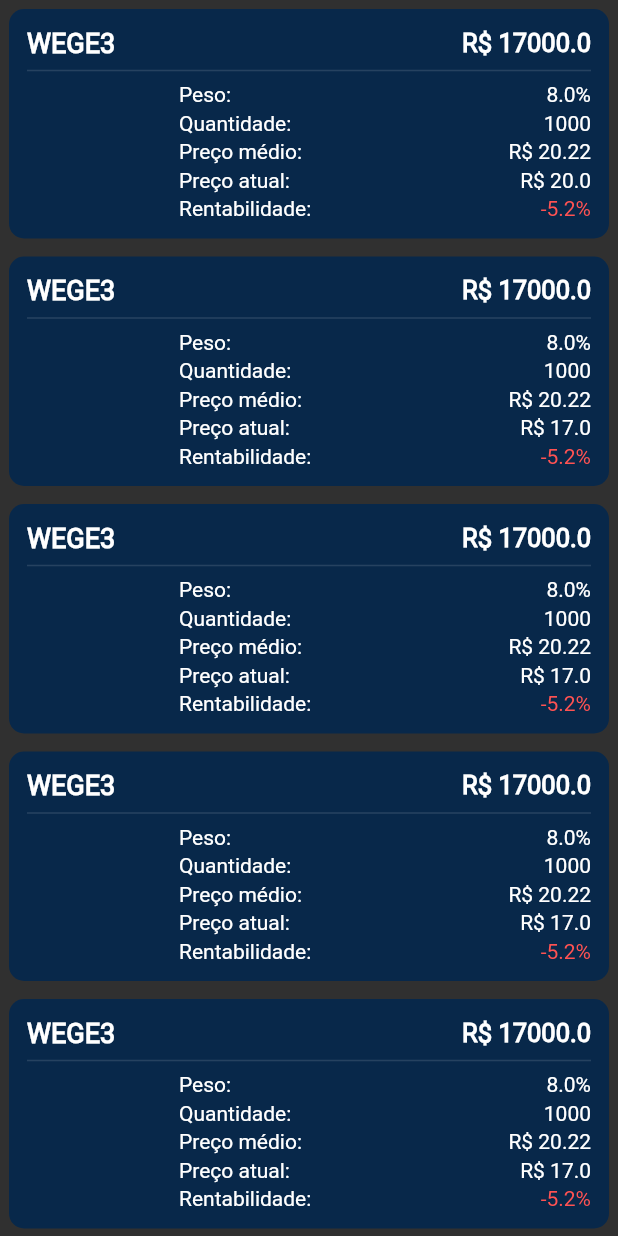
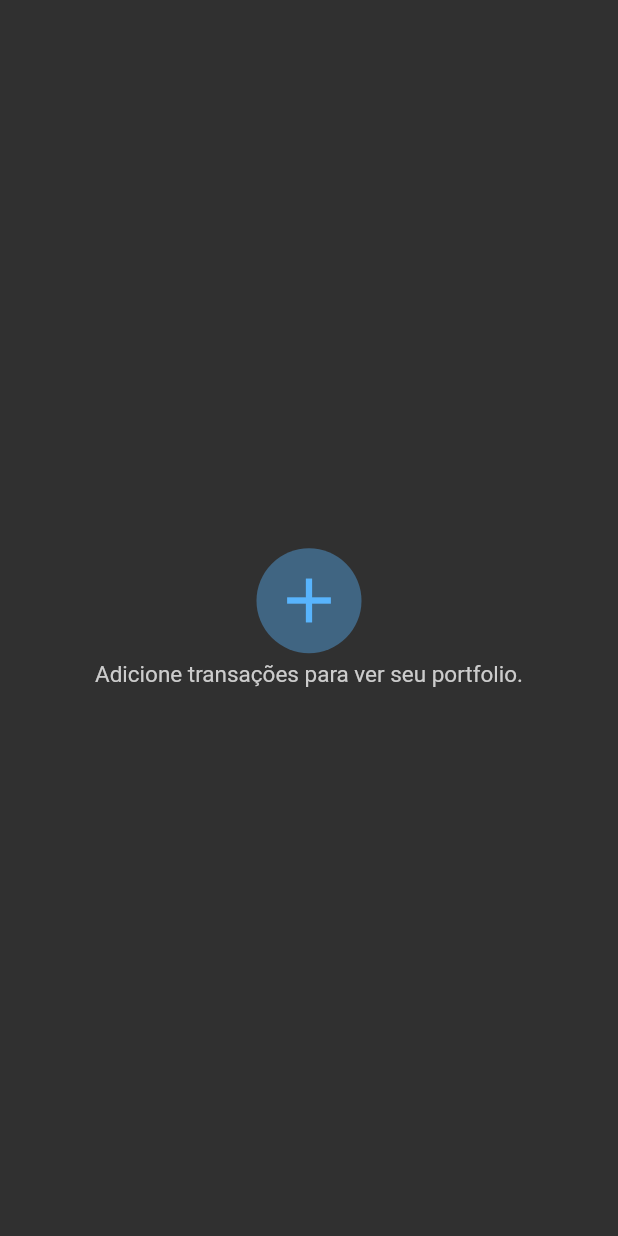
Before and after one commit to pulszao/investing, a Flutter app: the PortfolioScreen screen opened directly, on a phone screen of 412 x 824 dp. Run offline on Flutter 3.47's test engine with Material 2 defaults, Android fonts, the phone set to English and light mode, and no system bars; our stand-ins replace dropdown_search, flutter_secure_storage, material_design_icons_flutter, syncfusion_flutter_charts; accounts and stored records are empty.

Commit message:
Getting stock information from the portfolio dynamically

```diff
--- a/lib/src/portfolio/view/portfolio_screen.dart
+++ b/lib/src/portfolio/view/portfolio_screen.dart
@@ -1,107 +1,43 @@
 import 'package:flutter/material.dart';
+import 'package:investing/src/constants.dart';
+import 'package:investing/src/portfolio/controller/portfolio_controller.dart';
 import 'package:investing/src/shared/view/cards/stock_card.dart';
 
-class PortfolioScreen extends StatelessWidget {
+class PortfolioScreen extends StatefulWidget {
   const PortfolioScreen({Key? key}) : super(key: key);
 
   @override
+  State<PortfolioScreen> createState() => _PortfolioScreenState();
+}
+
+class _PortfolioScreenState extends State<PortfolioScreen> {
+  List<StockCard> stocksWidgets = [];
+
+  @override
+  void initState() {
+    buildStocks();
+    super.initState();
+  }
+
+  @override
   Widget build(BuildContext context) {
-    List<StockCard> stocksWidgets = [
-      StockCard(
-        stock: 'WEGE3',
-        stockDescription: 'WEG S.A',
-        nowPrice: 20,
-        avgPrice: 20.22,
-        quantity: 1000,
-        total: 17000,
-        profit: -5.2,
-        weight: 8,
-      ),
-      StockCard(
-        stock: 'WEGE3',
-        stockDescription: 'WEG S.A',
-        nowPrice: 17,
-        avgPrice: 20.22,
-        quantity: 1000,
-        total: 17000,
-        profit: -5.2,
-        weight: 8,
-      ),
-      StockCard(
-        stock: 'WEGE3',
-        stockDescription: 'WEG S.A',
-        nowPrice: 17,
-        avgPrice: 20.22,
-        quantity: 1000,
-        total: 17000,
-        profit: -5.2,
-        weight: 8,
-      ),
-      StockCard(
-        stock: 'WEGE3',
-        stockDescription: 'WEG S.A',
-        nowPrice: 17,
-        avgPrice: 20.22,
-        quantity: 1000,
-        total: 17000,
-        profit: -5.2,
-        weight: 8,
-      ),
-      StockCard(
-        stock: 'WEGE3',
-        stockDescription: 'WEG S.A',
-        nowPrice: 17,
-        avgPrice: 20.22,
-        quantity: 1000,
-        total: 17000,
-        profit: -5.2,
-        weight: 8,
-      ),
-      StockCard(
-        stock: 'WEGE3',
-        stockDescription: 'WEG S.A',
-        nowPrice: 17,
-        avgPrice: 20.22,
-        quantity: 1000,
-        total: 17000,
-        profit: -5.2,
-        weight: 8,
-      ),
-      StockCard(
-        stock: 'WEGE3',
-        stockDescription: 'WEG S.A',
-        nowPrice: 17,
-        avgPrice: 20.22,
-        quantity: 1000,
-        total: 17000,
-        profit: -5.2,
-        weight: 8,
-      ),
-      StockCard(
-        stock: 'WEGE3',
-        stockDescription: 'WEG S.A',
-        nowPrice: 17,
-        avgPrice: 20.22,
-        quantity: 1000,
-        total: 17000,
-        profit: -5.2,
-        weight: 8,
-      ),
-      StockCard(
-        stock: 'WEGE3',
-        stockDescription: 'WEG S.A',
-        nowPrice: 17,
-        avgPrice: 20.22,
-        quantity: 1000,
-        total: 17000,
-        profit: -5.2,
-        weight: 8,
-      ),
-    ];
+    // List<StockCard> stocksWidgets = [
+    //   StockCard(
+    //     stock: 'WEGE3',
+    //     stockDescription: 'WEG S.A',
+    //     nowPrice: 20,
+    //     avgPrice: 20.22,
+    //     quantity: 1000,
+    //     total: 17000,
+    //     profit: -5.2,
+    //     weight: 8,
+    //   ),
+    // ];
 
     return Scaffold(
       body: SafeArea(
-        child: SingleChildScrollView(
+        child: stocksWidgets.isNotEmpty
+            ? SingleChildScrollView(
                 child: Row(
                   mainAxisAlignment: MainAxisAlignment.center,
                   children: [
@@ -115,8 +51,45 @@
                     ),
                   ],
                 ),
+              )
+            : notFound(
+                height: 0,
+                icon: Icon(
+                  Icons.add,
+                  size: 50,
+                  color: kColorScheme.primary,
+                ),
+                label: 'Adicione transações para ver seu portfolio.',
               ),
       ),
     );
   }
+
+  void buildStocks() async {
+    List<Map?> stocks = await getStocks();
+    List<StockCard> stocksWidgets = [];
+
+    for (Map? item in stocks) {
+      Map? stock = item![item.keys.first];
+      print(stock);
+      if (stock!['total'] != 0 && item.keys.first != 'total') {
+        stocksWidgets.add(
+          StockCard(
+            stock: item.keys.first,
+            stockDescription: stock['company_name'],
+            nowPrice: 0, // TODO: get price
+            avgPrice: stock['buy_price'],
+            quantity: 1000,
+            total: stock['total'],
+            profit: -5.2, // TODO: get profit
+            weight: stock['total'] / stocks[stocks.length - 1]!['total']['total'],
+          ),
+        );
       }
+    }
+
+    setState(() {
+      this.stocksWidgets = stocksWidgets;
+    });
+  }
+}
```
Also changed, not shown: lib/src/portfolio/controller/portfolio_controller.dart (added, +64 -0 lines), lib/src/shared/view/cards/stock_card.dart (+13 -1 lines). Lines whose indentation alone changed are shown as unchanged.
